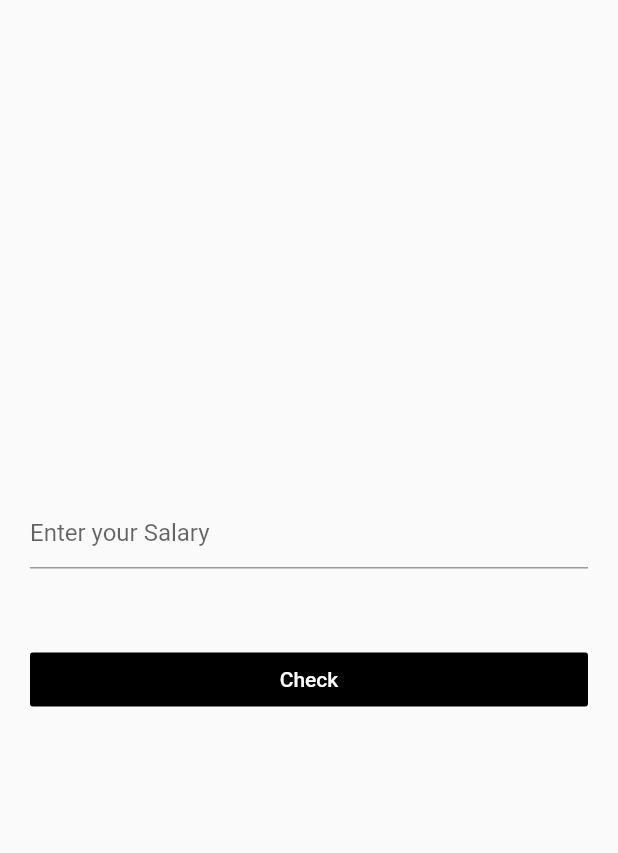
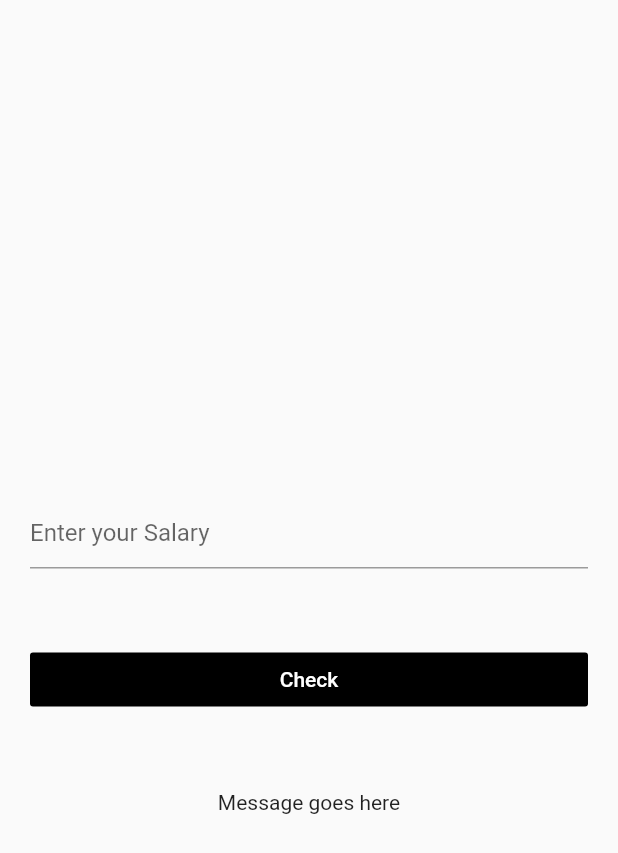
Before and after one commit to lojithv/Credit_CheckerProvider, a Flutter app: the screen it shows after launch, on a phone screen of 412 x 824 dp. Shown: the top 853 px of the screen. Run offline on Flutter 3.47's test engine with Material 2 defaults, Android fonts, the phone set to English and light mode, and no system bars.

Commit message:
simple UI added

```diff
--- /dev/null
+++ b/lib/basic_code_snippet_ui.dart
@@ -0,0 +1,36 @@
+import 'package:flutter/material.dart';
+
+class EligibilityScreen extends StatelessWidget {
+  @override
+  Widget build(BuildContext context) {
+    return Scaffold(
+      body: Container(
+          child: Padding(
+              padding: const EdgeInsets.all(20),
+              child: Form(
+                  child: Column(
+                mainAxisAlignment: MainAxisAlignment.center,
+                children: <Widget>[
+                  SizedBox(height: 50),
+                  TextFormField(
+                    controller: null,
+                    decoration: InputDecoration(
+                      hintText: 'Enter your Salary',
+                    ),
+                  ),
+                  SizedBox(height: 50),
+                  Container(
+                      width: double.infinity,
+                      child: FlatButton(
+                        child: Text("Check"),
+                        color: Colors.black,
+                        textColor: Colors.white,
+                        onPressed: () {},
+                      )),
+                  SizedBox(height: 50),
+                  Text("Message goes here")
+                ],
+              )))),
+    );
+  }
+}
--- a/lib/main.dart
+++ b/lib/main.dart
@@ -1,5 +1,6 @@
 import 'package:flutter/material.dart';
-import 'demo1.dart';
+// import 'demo1.dart';
+import 'basic_code_snippet_ui.dart';
 
 void main(){
   runApp(MyApp());
```
